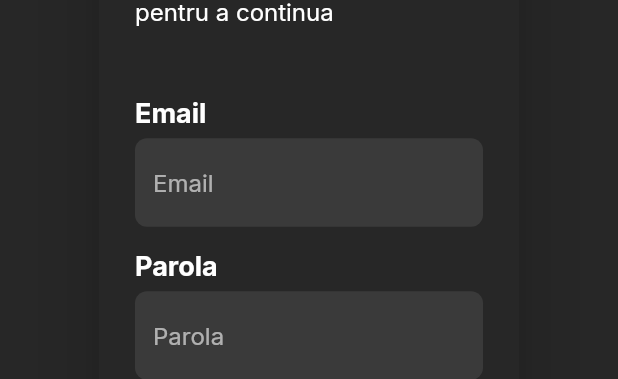
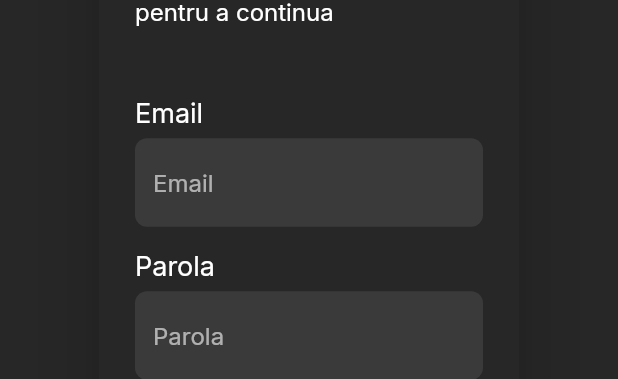
Before and after one commit to RobertPietraru/testador, a Flutter app: the LoginDialog widget shown alone on an empty page, opened directly, on a phone screen of 412 x 824 dp. Shown: the part 362-741 px from the top of the screen. Run offline on Flutter 3.47's test engine with Material 2 defaults, Android fonts, the phone set to English and light mode, and no system bars; our stand-ins replace auto_route, dartz, equatable, flutter_svg, google_fonts; network calls fail.

```diff
--- /dev/null
+++ b/lib/core/components/custom_dialog.dart
@@ -0,0 +1,36 @@
+import 'package:flutter/material.dart';
+import 'package:testador/core/components/theme/app_theme.dart';
+import 'package:testador/core/components/theme/device_size.dart';
+
+class CustomDialog extends StatelessWidget {
+  const CustomDialog({
+    super.key,
+    this.radius = 20,
+    required this.child,
+  });
+
+  final double radius;
+  final Widget child;
+
+  @override
+  Widget build(BuildContext context) {
+    final theme = AppTheme.of(context);
+
+    return Dialog(
+      shape: RoundedRectangleBorder(
+        borderRadius: BorderRadius.circular(radius),
+      ),
+      child: Container(
+        width: 50.widthPercent,
+        decoration: BoxDecoration(
+          borderRadius: BorderRadius.circular(radius),
+          color: theme.defaultBackgroundColor,
+        ),
+        child: Padding(
+          padding: theme.standardPadding,
+          child: child,
+        ),
+      ),
+    );
+  }
+}
--- a/lib/core/components/theme/app_theme_data.dart
+++ b/lib/core/components/theme/app_theme_data.dart
@@ -38,7 +38,6 @@ abstract class AppThemeData {
   );
   TextStyle informationTextStyle = const TextStyle(
     fontSize: 18,
-    fontWeight: FontWeight.bold,
   );
 }
 
--- a/lib/features/authentication/presentation/widgets/login_dialog.dart
+++ b/lib/features/authentication/presentation/widgets/login_dialog.dart
@@ -3,8 +3,8 @@ import 'package:flutter/material.dart';
 import 'package:testador/core/components/buttons/long_button.dart';
 import 'package:testador/core/components/text_input_field.dart';
 import 'package:testador/core/components/theme/app_theme.dart';
-import 'package:testador/core/components/theme/device_size.dart';
 
+import '../../../../core/components/custom_dialog.dart';
 import '../../../../core/routing/app_router.dart';
 
 class LoginDialog extends StatelessWidget {
@@ -12,20 +12,9 @@ class LoginDialog extends StatelessWidget {
 
   @override
   Widget build(BuildContext context) {
-    const radius = 20.0;
     final theme = AppTheme.of(context);
-    return Dialog(
-      shape: RoundedRectangleBorder(
-        borderRadius: BorderRadius.circular(radius),
-      ),
-      child: Container(
-        width: 50.widthPercent,
-        decoration: BoxDecoration(
-          borderRadius: BorderRadius.circular(radius),
-          color: theme.defaultBackgroundColor,
-        ),
-        child: Padding(
-          padding: theme.standardPadding,
+
+    return CustomDialog(
       child: Column(
           mainAxisAlignment: MainAxisAlignment.center,
           crossAxisAlignment: CrossAxisAlignment.start,
@@ -55,8 +44,7 @@ class LoginDialog extends StatelessWidget {
             SizedBox(height: theme.spacing.mediumLarge),
             Row(mainAxisAlignment: MainAxisAlignment.end, children: [
               TextButton(
-                      onPressed: () {},
-                      child: const Text("Ti-ai uitat parola?"))
+                  onPressed: () {}, child: const Text("Ti-ai uitat parola?"))
             ]),
             SizedBox(height: theme.spacing.mediumLarge),
             LongButton(
@@ -82,8 +70,6 @@ class LoginDialog extends StatelessWidget {
                   )),
             )
           ]),
-        ),
-      ),
     );
   }
 }
```
Also changed, not shown: lib/features/testing/presentation/screens/home_screen.dart (+128 -24 lines). Lines whose indentation alone changed are shown as unchanged.
